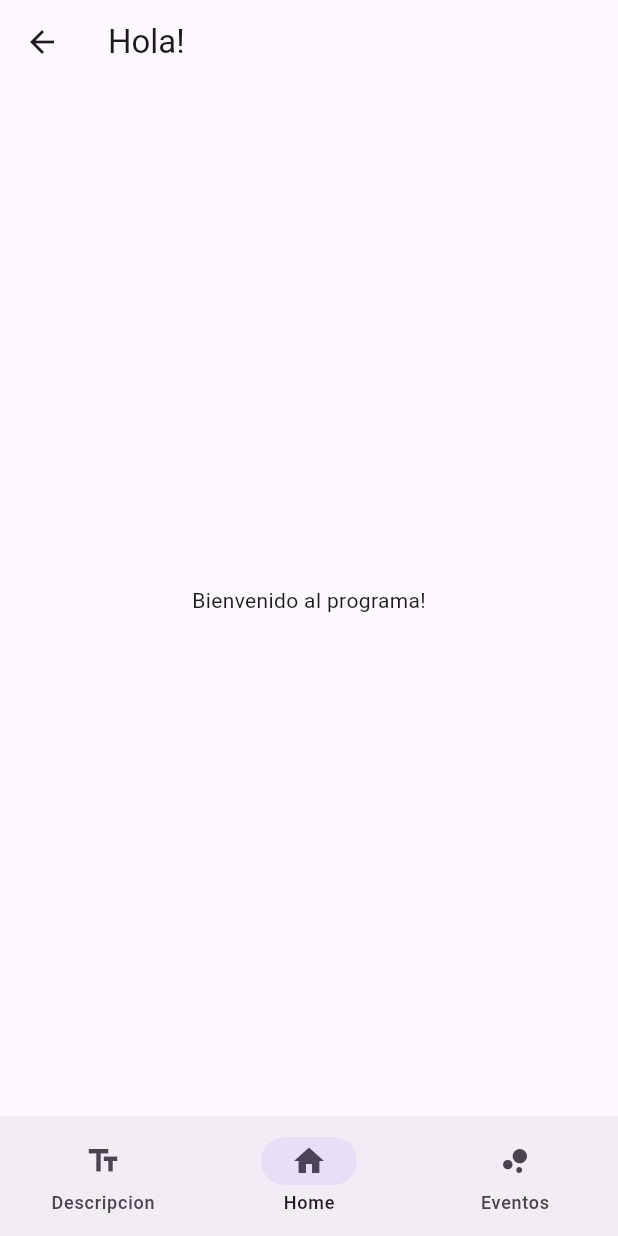
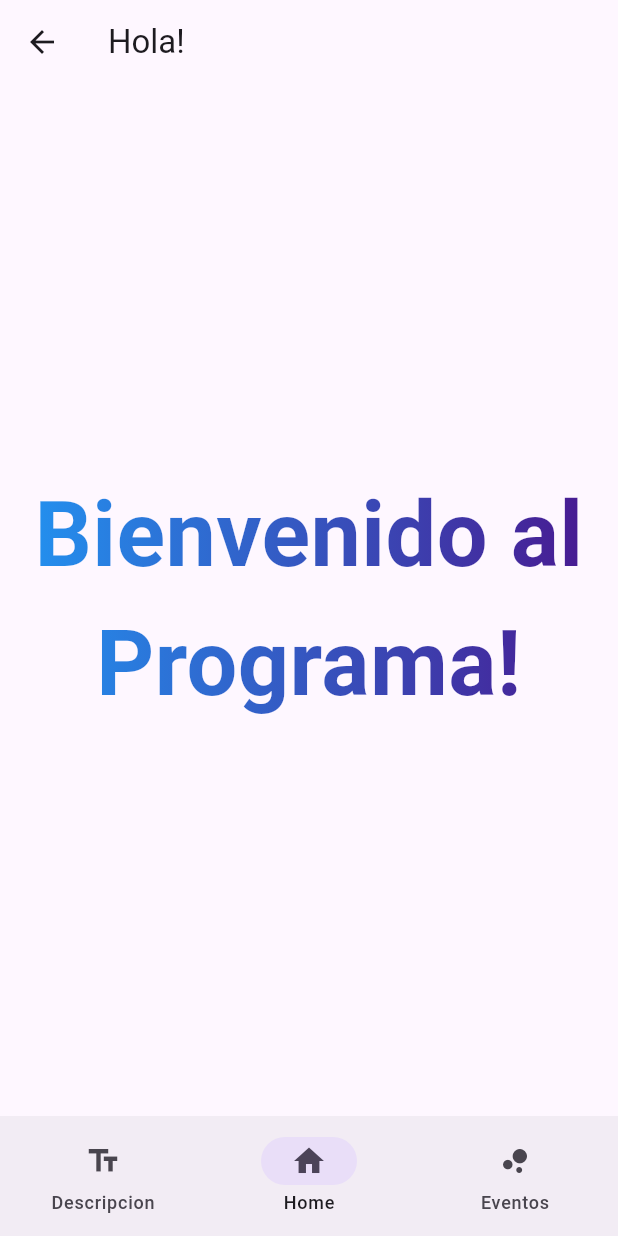
Before and after one commit to AeroFortune/ProyectoEjemplo, a Flutter app: the screen it shows after launch, after a tap on "Iniciar Sesion!", on a phone screen of 412 x 824 dp. Run offline on Flutter 3.47's test engine with Material 2 defaults, Android fonts, the phone set to English and light mode, and no system bars.

Commit message:
mejorado el home screen

```diff
--- /dev/null
+++ b/lib/components/gradient.dart
@@ -0,0 +1,26 @@
+import 'package:flutter/material.dart';
+
+class GradientText extends StatelessWidget {
+  const GradientText(
+      this.text, {
+        required this.gradient,
+        this.style,
+        this.align
+      });
+
+  final String text;
+  final TextStyle? style;
+  final Gradient gradient;
+  final TextAlign? align;
+
+  @override
+  Widget build(BuildContext context) {
+    return ShaderMask(
+      blendMode: BlendMode.srcIn,
+      shaderCallback: (bounds) => gradient.createShader(
+        Rect.fromLTWH(0, 0, bounds.width, bounds.height),
+      ),
+      child: Text(text, style: style, textAlign: align,),
+    );
+  }
+}
--- a/lib/pages/home_page.dart
+++ b/lib/pages/home_page.dart
@@ -1,4 +1,5 @@
 import 'package:flutter/material.dart';
+import 'package:proyecto_ejemplo/components/gradient.dart';
 
 class HomePage extends StatelessWidget {
   const HomePage({super.key});
@@ -7,7 +8,11 @@ class HomePage extends StatelessWidget {
   Widget build(BuildContext context) {
     return Scaffold(
       appBar: AppBar(title: Text('Hola!')),
-      body: Center(child: Text('Bienvenido al programa!')),
-    );
+      body: Center(
+        child: GradientText('Bienvenido al Programa!', gradient: LinearGradient(
+            colors: [Colors.blue.shade500, Colors.purple.shade900]),
+            style: TextStyle(fontWeight: FontWeight.bold, fontSize: 60,),align: TextAlign.center ),
+        ),
+      );
   }
 }
--- a/lib/pages/login_page.dart
+++ b/lib/pages/login_page.dart
@@ -14,14 +14,16 @@ class LoginPage extends StatelessWidget {
   Widget build(BuildContext context) {
     return Scaffold(
       appBar: AppBar(
-          title: const Text('Flutter es okay'), backgroundColor: Colors.blue),
-      body: Column(
+          title: const Text('Iniciar Sesión'), backgroundColor: Colors.blue),
+      body: Wrap(
         children: [
           const Padding(
             padding: EdgeInsets.only(top: 16.0),
-            child: Text(
-              'Bienvenido!',
-              style: TextStyle(fontSize: 40, fontWeight: FontWeight.bold),
+            child: Center(
+              child: Text(
+                'Bienvenido!',
+                style: TextStyle(fontSize: 40, fontWeight: FontWeight.bold,),
+              ),
             ),
           ),
           Padding(
```
Also changed, not shown: lib/pages/register_page.dart (+16 -5 lines).
